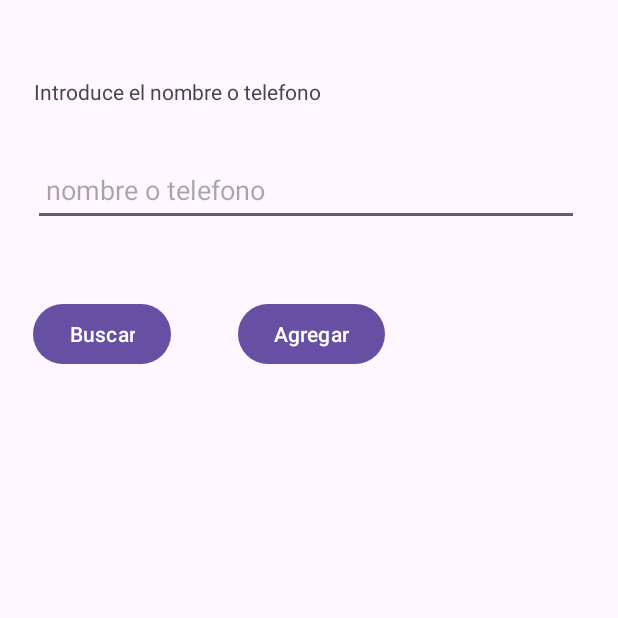
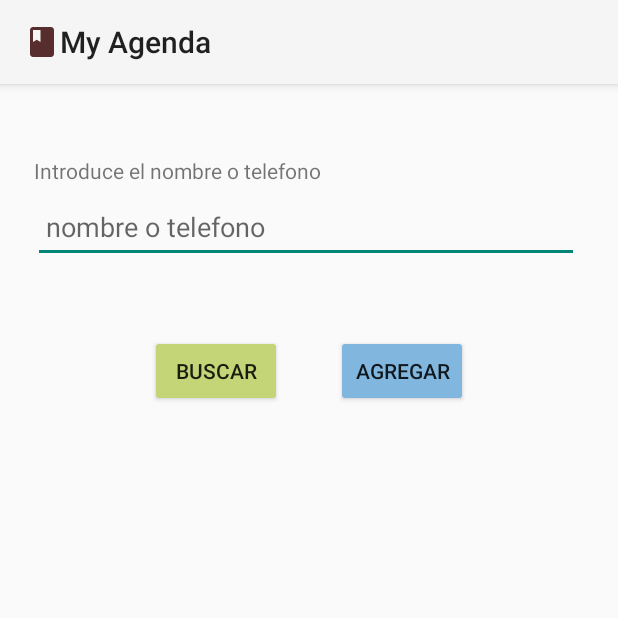
Before and after one commit to hector994/MiAgenda, an Android app: the screen it shows after launch (MainActivity), on a phone screen of 412 x 824 dp, the top half of it. Run offline under Robolectric (Android 15) with nearby library versions, the phone set to English and light mode, and no system bars; our stand-ins replace Volley; network calls fail.

Commit message:
modificacion para l parte 4
se le dio un nuevo estilo a la aplicacion

```diff
--- a/app/build.gradle.kts
+++ b/app/build.gradle.kts
@@ -33,7 +33,7 @@ android {
 
 dependencies {
 
-    implementation("com.android.volley:volley:1.2.1")
+    implementation(libs.volley)
 
     implementation(libs.appcompat)
     implementation(libs.material)
--- a/app/src/main/java/com/example/miagenda/Configuraciones.java
+++ b/app/src/main/java/com/example/miagenda/Configuraciones.java
@@ -4,6 +4,6 @@ public class Configuraciones {
     String URLserver;
 
     public Configuraciones() {
-        this.URLserver = "http://192.168.0.2:8080/app_server/webservice02.php";
+        this.URLserver = "http://192.168.0.6:8080/app_server/webservice02.php";
     }
 }
--- a/app/src/main/java/com/example/miagenda/MainActivity.java
+++ b/app/src/main/java/com/example/miagenda/MainActivity.java
@@ -33,6 +33,7 @@ import org.json.JSONObject;
 
 import java.util.HashMap;
 import java.util.Map;
+import java.util.Objects;
 
 public class MainActivity extends AppCompatActivity {
     Button botonAgregar, botonBuscar;
@@ -51,6 +52,9 @@ public class MainActivity extends AppCompatActivity {
             v.setPadding(systemBars.left, systemBars.top, systemBars.right, systemBars.bottom);
             return insets;
         });
+        Objects.requireNonNull(getSupportActionBar()).setDisplayShowHomeEnabled(true);
+        getSupportActionBar().setIcon(R.drawable.baseline_book_24);
+        setTitle("My Agenda");
 
         botonAgregar = findViewById(R.id.button2);
         botonAgregar.setOnClickListener(new View.OnClickListener() {
@@ -120,7 +124,7 @@ public class MainActivity extends AppCompatActivity {
 
     }
 
-    class AdaptadorListaContacto extends BaseAdapter {
+    class AdaptadorListaContacto extends BaseAdapter{
         public JSONArray arregloDatos;
 
         @Override
@@ -173,4 +177,5 @@ public class MainActivity extends AppCompatActivity {
             return v;
         }
     }
+
 }
--- a/app/src/main/java/com/example/miagenda/ModificarContacto.java
+++ b/app/src/main/java/com/example/miagenda/ModificarContacto.java
@@ -176,10 +176,8 @@ public class ModificarContacto extends AppCompatActivity {
     }
 
     private void verContacto(){
-
         nombre.setText(nombre_contacto);
         telefono.setText(telefono_contacto);
-
     }
 
 }
--- /dev/null
+++ b/app/src/main/res/drawable/baseline_remove_red_eye_24.xml
@@ -0,0 +1,5 @@
+<vector xmlns:android="http://schemas.android.com/apk/res/android" android:height="32dp" android:tint="#2F642F" android:viewportHeight="24" android:viewportWidth="24" android:width="32dp">
+
+    <path android:fillColor="@android:color/white" android:pathData="M12,4.5C7,4.5 2.73,7.61 1,12c1.73,4.39 6,7.5 11,7.5s9.27,-3.11 11,-7.5c-1.73,-4.39 -6,-7.5 -11,-7.5zM12,17c-2.76,0 -5,-2.24 -5,-5s2.24,-5 5,-5 5,2.24 5,5 -2.24,5 -5,5zM12,9c-1.66,0 -3,1.34 -3,3s1.34,3 3,3 3,-1.34 3,-3 -1.34,-3 -3,-3z"/>
+
+</vector>
--- a/app/src/main/res/layout/activity_main.xml
+++ b/app/src/main/res/layout/activity_main.xml
@@ -8,36 +8,24 @@
     tools:context=".MainActivity">
 
 
-    <ImageView
-        android:id="@+id/imageView"
-        android:layout_width="wrap_content"
-        android:layout_height="wrap_content"
-        android:layout_marginStart="135dp"
-        android:layout_marginTop="23dp"
-        android:layout_marginEnd="135dp"
-        app:layout_constraintEnd_toEndOf="parent"
-        app:layout_constraintStart_toStartOf="parent"
-        app:layout_constraintTop_toTopOf="parent"
-        tools:srcCompat="@drawable/baseline_book_24" />
-
     <TextView
         android:id="@+id/textView"
         android:layout_width="wrap_content"
         android:layout_height="wrap_content"
         android:layout_marginStart="22dp"
-        android:layout_marginTop="28dp"
+        android:layout_marginTop="48dp"
         android:layout_marginEnd="197dp"
         android:text="Introduce el nombre o telefono"
         app:layout_constraintEnd_toEndOf="parent"
         app:layout_constraintStart_toStartOf="parent"
-        app:layout_constraintTop_toBottomOf="@+id/imageView" />
+        app:layout_constraintTop_toTopOf="parent" />
 
     <EditText
         android:id="@+id/editTextText"
         android:layout_width="364dp"
         android:layout_height="48dp"
         android:layout_marginStart="22dp"
-        android:layout_marginTop="32dp"
+        android:layout_marginTop="4dp"
         android:ems="10"
         android:hint=" nombre o telefono"
         android:inputType="text"
@@ -50,28 +38,31 @@
         android:id="@+id/button"
         android:layout_width="wrap_content"
         android:layout_height="wrap_content"
-        android:layout_marginStart="22dp"
+        android:layout_marginStart="100dp"
         android:layout_marginTop="48dp"
+        android:backgroundTint="#C4D578"
         android:text="Buscar"
         app:layout_constraintStart_toStartOf="parent"
         app:layout_constraintTop_toBottomOf="@+id/editTextText" />
 
     <Button
         android:id="@+id/button2"
-        android:layout_width="wrap_content"
+        android:layout_width="88dp"
         android:layout_height="wrap_content"
         android:layout_marginStart="48dp"
         android:layout_marginTop="48dp"
-        android:layout_marginEnd="159dp"
+        android:layout_marginEnd="100dp"
+        android:backgroundTint="#81B7DF"
         android:text="Agregar"
         app:layout_constraintEnd_toEndOf="parent"
+        app:layout_constraintHorizontal_bias="1.0"
         app:layout_constraintStart_toEndOf="@+id/button"
         app:layout_constraintTop_toBottomOf="@+id/editTextText" />
 
     <ListView
         android:id="@+id/listView"
-        android:layout_width="371dp"
-        android:layout_height="329dp"
+        android:layout_width="368dp"
+        android:layout_height="418dp"
         android:layout_marginStart="22dp"
         android:layout_marginTop="48dp"
         android:layout_marginEnd="15dp"
--- /dev/null
+++ b/app/src/main/res/menu/menu.xml
@@ -0,0 +1,4 @@
+<?xml version="1.0" encoding="utf-8"?>
+<menu xmlns:android="http://schemas.android.com/apk/res/android">
+
+</menu>
--- a/app/src/main/res/values-night/themes.xml
+++ b/app/src/main/res/values-night/themes.xml
@@ -1,6 +1,6 @@
 <resources xmlns:tools="http://schemas.android.com/tools">
     <!-- Base application theme. -->
-    <style name="Base.Theme.MiAgenda" parent="Theme.Material3.DayNight.NoActionBar">
+    <style name="Base.Theme.MiAgenda" parent="Theme.AppCompat.DayNight.DarkActionBar">
         <!-- Customize your dark theme here. -->
         <!-- <item name="colorPrimary">@color/my_dark_primary</item> -->
     </style>
--- a/app/src/main/res/values/themes.xml
+++ b/app/src/main/res/values/themes.xml
@@ -1,6 +1,6 @@
 <resources xmlns:tools="http://schemas.android.com/tools">
     <!-- Base application theme. -->
-    <style name="Base.Theme.MiAgenda" parent="Theme.Material3.DayNight.NoActionBar">
+    <style name="Base.Theme.MiAgenda" parent="Theme.AppCompat.Light">
         <!-- Customize your light theme here. -->
         <!-- <item name="colorPrimary">@color/my_light_primary</item> -->
     </style>
--- a/gradle/libs.versions.toml
+++ b/gradle/libs.versions.toml
@@ -1,5 +1,5 @@
 [versions]
-agp = "8.3.1"
+agp = "8.3.2"
 junit = "4.13.2"
 junitVersion = "1.1.5"
 espressoCore = "3.5.1"
@@ -7,6 +7,7 @@ appcompat = "1.6.1"
 material = "1.11.0"
 activity = "1.8.0"
 constraintlayout = "2.1.4"
+volley = "1.2.1"
 
 [libraries]
 junit = { group = "junit", name = "junit", version.ref = "junit" }
@@ -16,6 +17,7 @@ appcompat = { group = "androidx.appcompat", name = "appcompat", version.ref = "a
 material = { group = "com.google.android.material", name = "material", version.ref = "material" }
 activity = { group = "androidx.activity", name = "activity", version.ref = "activity" }
 constraintlayout = { group = "androidx.constraintlayout", name = "constraintlayout", version.ref = "constraintlayout" }
+volley = { module = "com.android.volley:volley", version.ref = "volley" }
 
 [plugins]
 androidApplication = { id = "com.android.application", version.ref = "agp" }
```
Also changed, not shown: app/src/main/res/layout/fila_contactos.xml (+33 -18 lines).
